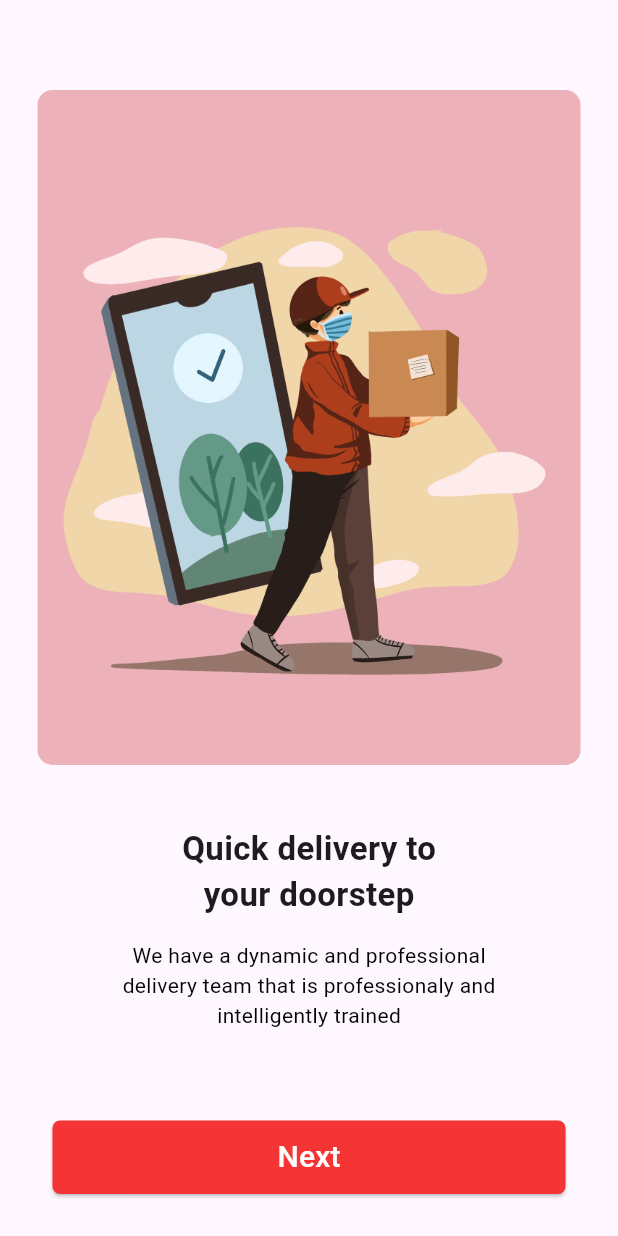
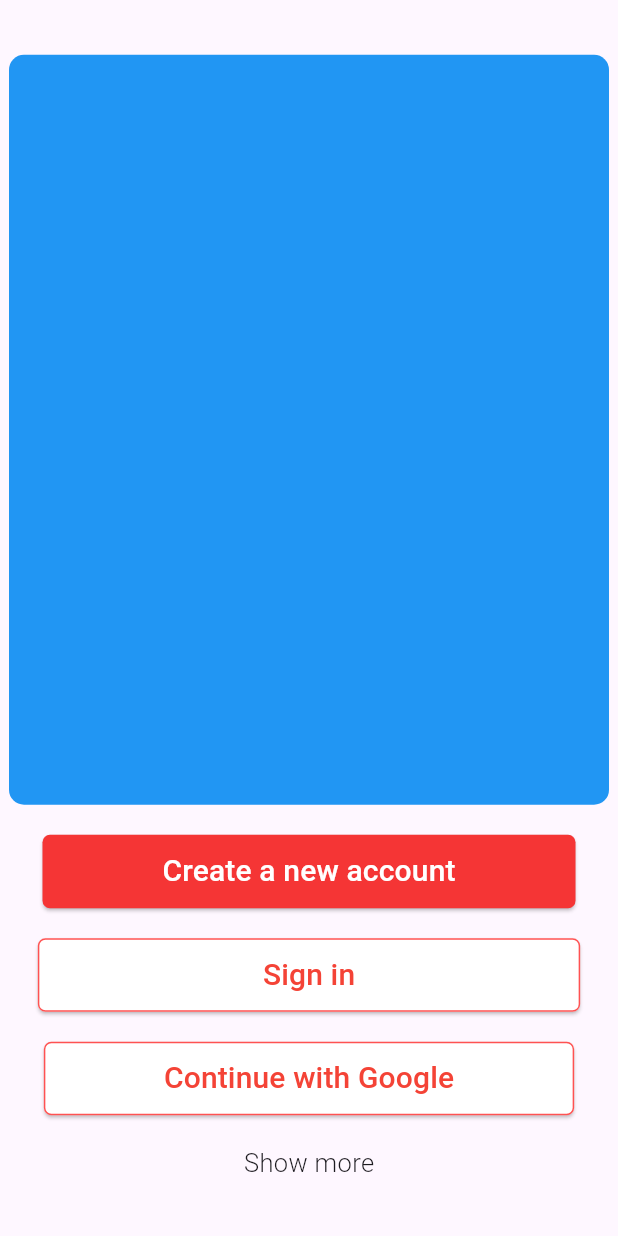
Before and after one commit to Bharathraj16/Food_Delivery_App, a Flutter app: the SecondScreen screen opened directly, on a phone screen of 412 x 824 dp. Run offline on Flutter 3.47's test engine with Material 3 defaults, Android fonts, the phone set to English and light mode, and no system bars.

Commit message:
Modify SecondScreen

```diff
--- a/lib/SecondScreen.dart
+++ b/lib/SecondScreen.dart
@@ -1,8 +1,6 @@
 import 'package:flutter/material.dart';
-import 'package:flutter_project/ThirdScreen.dart';
+
 class SecondScreen extends StatefulWidget {
-  const SecondScreen({super.key});
-
   @override
   State<SecondScreen> createState() => _SecondScreenState();
 }
@@ -11,69 +9,71 @@ class _SecondScreenState extends State<SecondScreen> {
   @override
   Widget build(BuildContext context) {
     return Scaffold(
-      body: Stack(
+      body: Center(
+        child: Column(
+          mainAxisAlignment: MainAxisAlignment.center,
           children: [
-          // Card with rounded bottom corners
             Positioned(
-            top: 60.0,
-            left: 25.0,
-            right: 25.0,
+              top: 20.0,
+              left: 50.0,
+              right: 50.0,
               child: Container(
-              height: 450.0,
-              width: 500.0,
+                height: 500.0,
+                width: 400.0,
                 decoration: BoxDecoration(
-                  borderRadius: BorderRadius.only(
-                    topLeft: Radius.circular(10.0),
-                    topRight: Radius.circular(10.0),
-                    bottomLeft: Radius.circular(10.0),
-                    bottomRight: Radius.circular(10.0),
-                  ), color:Color(0xffEDB2B9)
-
+                  borderRadius: BorderRadius.circular(10.0),
+                  color: Colors.blue,
                 ),
-              child:Image.asset("Images/picture2.png"),
+              )
             ),
-          ),
-          Positioned(
-            top: 550.0, // Adjust based on card height and desired padding
-            left: 25.0,
-            right: 25.0,
-            child: Column(
+            SizedBox(height: 20),
+            Column(
+              mainAxisAlignment: MainAxisAlignment.center,
               children: [
-                Text(
-                  "Quick delivery to",
-                  style: TextStyle(fontSize: 22.0,fontWeight: FontWeight.bold),
-                ),
-                Text(
-                  "your doorstep",
-                  style: TextStyle(fontSize: 22.0,fontWeight: FontWeight.bold),
-                ),
-                SizedBox(height: 15.0),
-                Text("We have a dynamic and professional", style: TextStyle(color: Colors.black)),
-                Text( "delivery team that is professionaly and",style: TextStyle(color: Colors.black)),
-                Text( "intelligently trained",style: TextStyle(color: Colors.black)),
-                SizedBox(height: 60.0),
-                //ElevatedButton
                 ElevatedButton(
                   style: ElevatedButton.styleFrom(
                       shape: RoundedRectangleBorder(
                         borderRadius: BorderRadius.circular(5.0),
                       ),
                       backgroundColor: Color(0xffF53535),
+                      padding: EdgeInsets.symmetric(horizontal: 80.0, vertical: 10.0)
+                  ),
+                  onPressed: () {},
+                  child: const Text("Create a new account",style: TextStyle(fontSize: 20,color: Colors.white),textAlign: TextAlign.start)),
+                SizedBox(height: 20),
+                ElevatedButton(
+                    style: ElevatedButton.styleFrom(
+                        shape: RoundedRectangleBorder(
+                          borderRadius: BorderRadius.circular(5.0),
+                          side: BorderSide(color: Colors.redAccent),
+                        ),
+                        backgroundColor: Colors.white,
                         padding: EdgeInsets.symmetric(horizontal: 150.0, vertical: 10.0)
                     ),
-                  onPressed: () {
-                    Navigator.push(
-                      context,
-                      MaterialPageRoute(builder: (context) => ThirdScreen()),
-                    );
-                  },
-                  child: const Text("Next",style: TextStyle(fontSize: 20,color: Colors.white),textAlign: TextAlign.center),
+                    onPressed: () {},
+                    child: const Text("Sign in",style: TextStyle(fontSize: 20,color: Colors.red),textAlign: TextAlign.start)),
+                SizedBox(height: 20,width: 20,),
+                ElevatedButton(
+                    style: ElevatedButton.styleFrom(
+                        shape: RoundedRectangleBorder(
+                          borderRadius: BorderRadius.circular(5.0),
+                          side: BorderSide(color: Colors.redAccent),
+                        ),
+                        backgroundColor: Colors.white,
+                        padding: EdgeInsets.symmetric(horizontal: 80.0, vertical: 10.0)
+                    ),
+                    onPressed: () {},
+                    child: const Text("Continue with Google",style: TextStyle(fontSize: 20,color: Colors.red),textAlign: TextAlign.start)),
+              ],
+            ),
+            SizedBox(height: 20,width: 20),
+            Text(
+              'Show more',
+              style: TextStyle(fontSize: 17,fontWeight: FontWeight.w300),
             ),
           ],
         ),
       ),
-        ],
-      ),
     );
   }
 }
```
Lines whose indentation alone changed are shown as unchanged.
